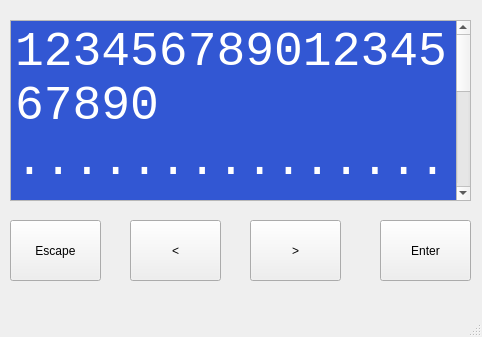
First picture: the form in mainwindow.ui, repository mvaranda/VentSim, before the edit.
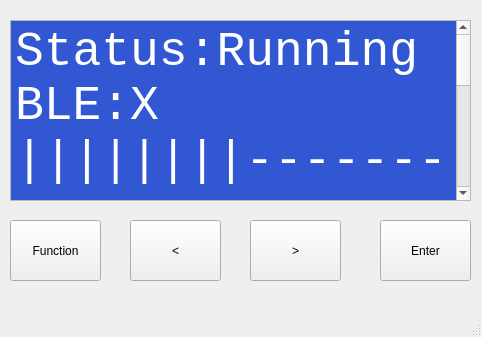
Second picture: the form after the edit.

Commit message: display example

```diff
--- a/mainwindow.ui
+++ b/mainwindow.ui
@@ -121,10 +121,11 @@
      </font>
     </property>
     <property name="plainText">
-     <string>12345678901234567890
-....................
-aaaaaaaaaaaaaaaaaaaa
-xxxxxxxxxxxxxxxxxxxx</string>
+     <string>Status:Running BLE:X
+||||||||------------
+Breath rate:   10bpm
+Duty cycle:      1:1
+</string>
     </property>
    </widget>
    <widget class="QPushButton" name="pushButton">
@@ -150,7 +151,7 @@
      </rect>
     </property>
     <property name="text">
-     <string>Escape</string>
+     <string>Function</string>
     </property>
    </widget>
    <widget class="QPushButton" name="pushButton_3">
```
